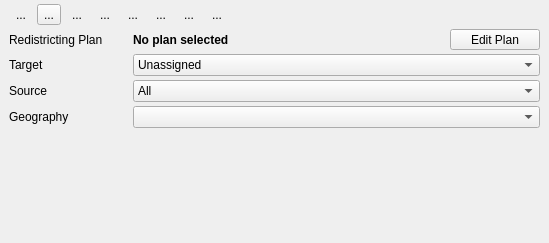
First picture: the form in ui/DistrictTools.ui, repository couteau/qgis_redistricting, before the edit.
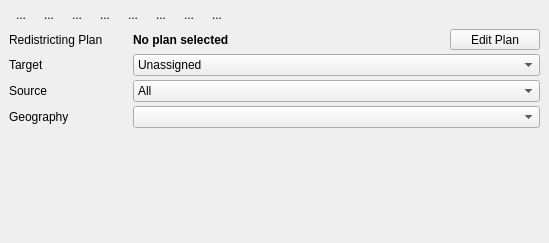
Second picture: the form after the edit.

Patch:
```diff
--- a/ui/DistrictTools.ui
+++ b/ui/DistrictTools.ui
@@ -72,6 +72,9 @@
          <property name="text">
           <string>...</string>
          </property>
+         <property name="autoRaise">
+          <bool>true</bool>
+         </property>
         </widget>
        </item>
        <item>
```
